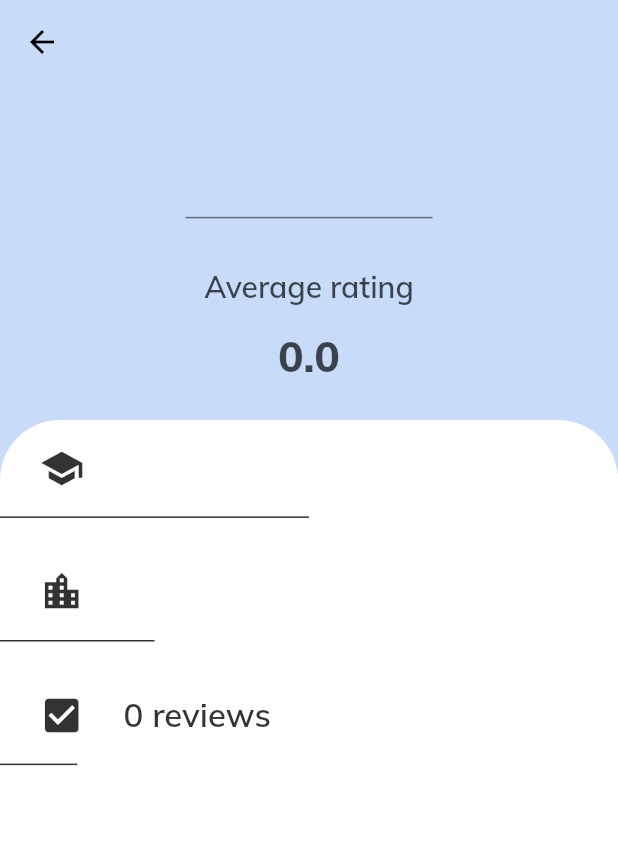
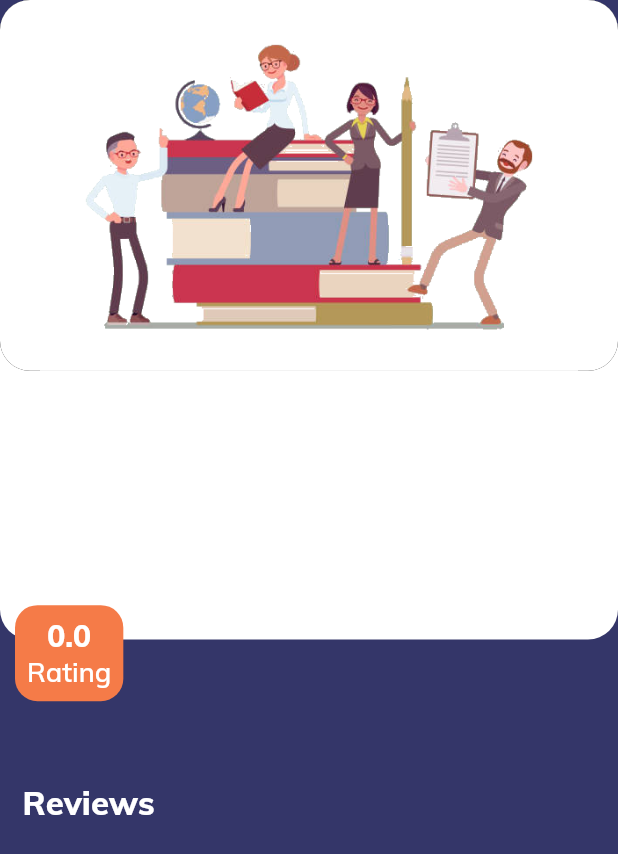
Before and after one commit to TudorBatica/UniProfReview, a Flutter app: the ProfessorProfileScreen screen opened directly, on a phone screen of 412 x 824 dp. Shown: the top 854 px of the screen. Run offline on Flutter 3.47's test engine with Material 2 defaults, Android fonts, the phone set to English and light mode, and no system bars; our stand-ins replace cloud_firestore, firebase_auth, flutter_spinkit; accounts and stored records are empty.

Commit message:
updated professor profile screen GUI

```diff
--- a/lib/Screens/profile_screens/professor_profile_screen.dart
+++ b/lib/Screens/profile_screens/professor_profile_screen.dart
@@ -1,16 +1,14 @@
-import 'dart:math';
 import 'package:flutter/material.dart';
+import 'package:professor_review/models/review_summary_professor.dart';
 import 'package:professor_review/screens/profile_screens/faculty_profile_screen.dart';
 import 'package:professor_review/screens/review_screen.dart';
 import 'package:professor_review/screens/profile_screens/university_profile_screen.dart';
-import 'package:professor_review/models/information_list_tile_data.dart';
-import 'package:professor_review/models/preview_list_tile_data.dart';
 import 'package:professor_review/models/professor.dart';
 import 'package:professor_review/services/database_service.dart';
-import 'package:professor_review/widgets/entity_screen_header.dart';
-import 'package:professor_review/widgets/information_list_tile.dart';
 import 'package:professor_review/widgets/loading.dart';
-import 'package:professor_review/widgets/preview_list_tile.dart';
+import 'package:professor_review/widgets/profile_screen_header.dart';
+import 'package:professor_review/widgets/review_list_tile.dart';
+import 'package:professor_review/widgets/two_weights_box.dart';
 import 'package:provider/provider.dart';
 
 class ProfessorProfileScreen extends StatelessWidget {
@@ -18,122 +16,122 @@ class ProfessorProfileScreen extends StatelessWidget {
   Widget build(BuildContext context) {
     var _professor = Provider.of<Professor>(context);
 
-    // the information for the first tiles of this screen
-    var informationDataList = <InformationListTileData>[
-      InformationListTileData(
-          icon: Icons.school, text: _professor.universityName),
-      InformationListTileData(
-          icon: Icons.location_city, text: _professor.facultyName),
-      InformationListTileData(
-          icon: Icons.check_box,
-          text: _professor.reviews.length != 1
-              ? _professor.reviews.length.toString() + " reviews"
-              : _professor.reviews.length.toString() + " review")
-    ];
+    return _professor == null
+        ? Loading()
+        : Scaffold(
+            backgroundColor: Theme.of(context).primaryColorDark,
+            body: SingleChildScrollView(
+              child: Column(
+                crossAxisAlignment: CrossAxisAlignment.start,
+                children: <Widget>[
+                  // professor info header
+                  _profileScreenHeader(context, _professor),
+                  // reviews section
+                  SizedBox(height: MediaQuery.of(context).size.height * 0.05),
+                  Padding(
+                    padding: EdgeInsets.only(left: 15.0),
+                    child: Text("Reviews",
+                        style: TextStyle(
+                            fontSize: 22.0,
+                            fontWeight: FontWeight.w800,
+                            color: Theme.of(context).primaryColorLight)),
+                  ),
+                  SizedBox(height: MediaQuery.of(context).size.height * 0.05),
+                  // reviews row
+                  Padding(
+                    padding: EdgeInsets.only(left: 15.0),
+                    child: _reviewsScrollView(context, _professor.reviews),
+                  ),
+                  SizedBox(height: 20.0)
+                ],
+              ),
+            ),
+          );
+  }
 
-    // what to happen when the info tiles are pressed
-    var onTap = <Function>[
-      () => Navigator.push(
+  ProfileScreenHeader _profileScreenHeader(context, professor) {
+    return ProfileScreenHeader(
+      image: Image.asset('images/professor.png'),
+      information: Column(
+        crossAxisAlignment: CrossAxisAlignment.start,
+        children: <Widget>[
+          Text(
+            professor.firstName + " " + professor.lastName,
+            style: TextStyle(
+                fontSize: 20.0,
+                fontWeight: FontWeight.w800,
+                color: Theme.of(context).primaryColorDark),
+          ),
+          SizedBox(
+            height: MediaQuery.of(context).size.height * 0.02,
+          ),
+          GestureDetector(
+            onTap: () => Navigator.push(
                 context,
                 MaterialPageRoute(
                     builder: (context) => StreamProvider(
                         create: (_) => DatabaseService.instance
-                      .university(_professor.universityReference),
+                            .university(professor.universityReference),
                         child: UniversityProfileScreen()))),
-      () => Navigator.push(
+            child: Text(
+              professor.universityName,
+              style: TextStyle(
+                  fontSize: 20.0,
+                  fontWeight: FontWeight.w600,
+                  color: Theme.of(context).primaryColorDark),
+            ),
+          ),
+          SizedBox(
+            height: MediaQuery.of(context).size.height * 0.02,
+          ),
+          GestureDetector(
+            onTap: () => Navigator.push(
                 context,
                 MaterialPageRoute(
                     builder: (context) => StreamProvider(
                         create: (_) => DatabaseService.instance
-                      .faculty(_professor.facultyReference),
+                            .faculty(professor.facultyReference),
                         child: FacultyProfileScreen()))),
-      () {}
-    ];
+            child: Text(
+              professor.facultyName,
+              style: TextStyle(
+                  fontSize: 20.0,
+                  fontWeight: FontWeight.w600,
+                  color: Theme.of(context).primaryColorDark),
+            ),
+          ),
+        ],
+      ),
+      bottomInformation: TwoWeightsBox(
+          boldedText: professor.averageRating.toString(), normalText: "Rating"),
+    );
+  }
 
-    return _professor == null
-        ? Loading()
-        : Scaffold(
-            backgroundColor: Theme.of(context).primaryColor,
-            appBar: AppBar(
-                backgroundColor: Theme.of(context).primaryColor,
-                elevation: 0.0),
-            body: Column(
-              children: <Widget>[
-                Center(
-                  child: EntityScreenHeader(
-                      averageRating: _professor.averageRating,
-                      averageRatingTitle: "Average rating",
-                      entityName:
-                          _professor.firstName + " " + _professor.lastName),
-                ),
-                SizedBox(height: 25),
-                Expanded(
-                  child: Container(
-                      decoration: BoxDecoration(
-                        color: Colors.white,
-                        borderRadius: BorderRadius.only(
-                            topLeft: Radius.circular(40.0),
-                            topRight: Radius.circular(40.0)),
-                      ),
-                      child: ListView.builder(
-                          itemCount: _professor.reviews.length +
-                              informationDataList.length,
-                          itemBuilder: (context, index) => index <
-                                  informationDataList.length
-                              ? GestureDetector(
-                                  onTap: onTap[index],
-                                  child: InformationListTile(
-                                    height: MediaQuery.of(context).size.height *
-                                        0.1,
-                                    dividerLength:
-                                        MediaQuery.of(context).size.width *
-                                            (1 / pow(2, index + 1)),
-                                    information: informationDataList[index],
-                                  ),
-                                )
-                              : GestureDetector(
+  Widget _reviewsScrollView(context, reviews) {
+    // build the list of reviews
+    List<Widget> reviewTiles = [];
+    for (ReviewSummaryProfessor review in reviews) {
+      // add the review
+      reviewTiles.add(GestureDetector(
         onTap: () => Navigator.push(
             context,
             MaterialPageRoute(
                 builder: (context) => StreamProvider(
-                                              create: (_) => DatabaseService
-                                                  .instance
-                                                  .review(_professor
-                                                      .reviews[index -
-                                                          informationDataList
-                                                              .length]
-                                                      .reviewReference),
-                                              child: ReviewScreen()))),
-                                  child: Padding(
-                                    padding: const EdgeInsets.all(15.0),
-                                    child: PreviewListTile(
-                                      data: PreviewListTileData(
-                                          data: [
-                                            InformationListTileData(
-                                                icon: Icons.person_outline,
-                                                text: _professor
-                                                    .reviews[index -
-                                                        informationDataList
-                                                            .length]
-                                                    .author),
-                                            InformationListTileData(
-                                                icon: Icons.chat,
-                                                text: _professor
-                                                    .reviews[index -
-                                                        informationDataList
-                                                            .length]
-                                                    .title),
-                                          ],
-                                          rating: _professor
-                                              .reviews[index -
-                                                  informationDataList.length]
-                                              .rating),
-                                    ),
-                                  ),
+                      create: (_) => DatabaseService.instance
+                          .review(review.reviewReference),
+                      child: ReviewScreen(),
                     ))),
-                )
-              ],
-            ),
-          );
+        child: ReviewListTile(
+            title: review.title,
+            rating: review.rating,
+            middleText: 'by ' + review.author),
+      ));
+      // add some spacing
+      reviewTiles.add(SizedBox(width: 20.0));
     }
+    // return a scrollable row with the list of reviews
+    return SingleChildScrollView(
+        scrollDirection: Axis.vertical, child: Row(children: reviewTiles));
   }
+
+}
--- a/lib/widgets/profile_screen_header.dart
+++ b/lib/widgets/profile_screen_header.dart
@@ -18,7 +18,7 @@ class ProfileScreenHeader extends StatelessWidget {
       children: <Widget>[
         Column(children: <Widget>[
           TwoPartCard(
-              image: Image.asset('images/user.png'),
+              image: image,
               imageHeight: MediaQuery.of(context).size.height * 0.3,
               imageWidth: MediaQuery.of(context).size.width,
               width: MediaQuery.of(context).size.width,
@@ -30,7 +30,7 @@ class ProfileScreenHeader extends StatelessWidget {
               )),
           SizedBox(height: MediaQuery.of(context).size.height * 0.065)
         ]),
-        Positioned(bottom: 0.0, left: 10.0, child: bottomInformation)
+        Positioned(bottom: 12.5, left: 10.0, child: bottomInformation)
       ],
     );
   }
```
Also changed, not shown: lib/Screens/review_screen.dart (+0 -104 lines). Lines whose indentation alone changed are shown as unchanged.
